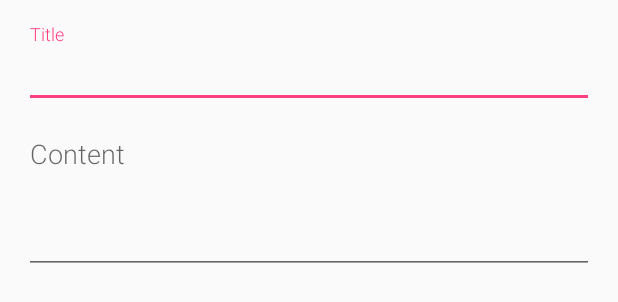
After one commit to chicobentojr/android-push-message, an Android app: the layout dialog_send_message.xml on its own in the app's theme, with its tools: preview values and no code run, on a phone screen of 412 x 824 dp. The commit adds this screen. Shown: the top 302 px of the screen. Run offline under Robolectric (Android 15) with nearby library versions, the phone set to English and light mode, and no system bars.

Commit message:
Implement function to Send Message
- Down the MinSdkVersion to 12

```diff
--- a/app/build.gradle
+++ b/app/build.gradle
@@ -6,7 +6,7 @@ android {
 
     defaultConfig {
         applicationId "br.com.chicobentojr.androidpushmessage"
-        minSdkVersion 22
+        minSdkVersion 12
         targetSdkVersion 23
         versionCode 1
         versionName "1.0"
--- a/app/src/main/java/br/com/chicobentojr/androidpushmessage/activitys/LoginActivity.java
+++ b/app/src/main/java/br/com/chicobentojr/androidpushmessage/activitys/LoginActivity.java
@@ -98,9 +98,9 @@ public class LoginActivity extends AppCompatActivity {
         progressDialog.dismiss();
 
         new AlertDialog.Builder(this)
-                .setTitle("Error")
+                .setTitle(R.string.error_dialog_title)
                 .setMessage(message)
-                .setNeutralButton("Ok", null)
+                .setPositiveButton("Ok", null)
                 .create().show();
     }
 }
--- a/app/src/main/java/br/com/chicobentojr/androidpushmessage/gcm/RegistrationIntentService.java
+++ b/app/src/main/java/br/com/chicobentojr/androidpushmessage/gcm/RegistrationIntentService.java
@@ -50,7 +50,7 @@ public class RegistrationIntentService extends IntentService {
     private void registerUser(User user) {
         User.register(user, new User.ApiListener() {
             @Override
-            public void OnSuccess(User user) {
+            public void onSuccess(User user) {
                 P.setUser(user);
                 Log.i(LOG, "USER: " + user.Name);
                 Log.i(LOG, "TOKEN: " + user.RegistrationId);
@@ -58,7 +58,7 @@ public class RegistrationIntentService extends IntentService {
             }
 
             @Override
-            public void OnError(VolleyError error) {
+            public void onError(VolleyError error) {
                 Log.i(LOG, "Happened an error with the registerUser method");
                 EventBus.getDefault().post(error);
             }
--- /dev/null
+++ b/app/src/main/res/layout/dialog_send_message.xml
@@ -0,0 +1,42 @@
+<?xml version="1.0" encoding="utf-8"?>
+<LinearLayout xmlns:android="http://schemas.android.com/apk/res/android"
+    xmlns:tools="http://schemas.android.com/tools"
+    android:layout_width="match_parent"
+    android:layout_height="wrap_content"
+    android:layout_centerInParent="true"
+    android:orientation="vertical"
+    android:padding="@dimen/activity_horizontal_margin"
+    tools:context="br.com.chicobentojr.androidpushmessage.activitys.MainActivity">
+
+    <android.support.design.widget.TextInputLayout
+        android:layout_width="match_parent"
+        android:layout_height="wrap_content">
+
+        <EditText
+            android:id="@+id/txtTitle"
+            android:layout_width="match_parent"
+            android:layout_height="wrap_content"
+            android:fontFamily="@string/fontLight"
+            android:hint="@string/txtTitleHint"
+            android:inputType="textCapSentences"
+            android:maxLines="1"
+            android:singleLine="true" />
+
+    </android.support.design.widget.TextInputLayout>
+
+    <android.support.design.widget.TextInputLayout
+        android:layout_width="match_parent"
+        android:layout_height="wrap_content">
+
+        <EditText
+            android:id="@+id/txtContent"
+            android:layout_width="match_parent"
+            android:layout_height="@dimen/content_text_size"
+            android:fontFamily="@string/fontLight"
+            android:gravity="start|top"
+            android:hint="@string/txtContentHint"
+            android:inputType="textCapSentences" />
+
+    </android.support.design.widget.TextInputLayout>
+
+</LinearLayout>
--- a/app/src/main/res/menu/menu_main.xml
+++ b/app/src/main/res/menu/menu_main.xml
@@ -5,6 +5,6 @@
     <item
         android:id="@+id/action_settings"
         android:orderInCategory="100"
-        android:title="@string/action_settings"
+        android:title="Settings"
         app:showAsAction="never" />
 </menu>
--- a/app/src/main/res/values/dimens.xml
+++ b/app/src/main/res/values/dimens.xml
@@ -4,4 +4,5 @@
     <dimen name="activity_vertical_margin">16dp</dimen>
     <dimen name="fab_margin">16dp</dimen>
     <dimen name="txtNameSize">36sp</dimen>
+    <dimen name="content_text_size">100dp</dimen>
 </resources>
--- /dev/null
+++ b/app/src/main/res/values/ids.xml
@@ -0,0 +1,4 @@
+<?xml version="1.0" encoding="utf-8"?>
+<resources>
+    <item name="item_click_support" type="id" />
+</resources>
--- a/app/src/main/res/values/strings.xml
+++ b/app/src/main/res/values/strings.xml
@@ -1,16 +1,25 @@
 <resources>
     <string name="app_name">Android Push Message</string>
-    <string name="action_settings">Settings</string>
+
     <string name="txtNameHint">Name</string>
     <string name="txtLoginHint">Login</string>
+    <string name="txtTitleHint">Title</string>
+    <string name="txtContentHint">Content</string>
+
     <string name="fontLight">sans-serif-light</string>
     <string name="fontThin">sans-serif-thin</string>
     <string name="login_activity_name">Login</string>
     <string name="main_activity_name">Chat</string>
     <string name="name_empty_error">Name is a required field</string>
     <string name="login_empty_error">Login is a required field</string>
+    <string name="title_empty_error">Title is a required field</string>
+    <string name="content_empty_error">Content is a required field</string>
 
     <string name="login_progress_message">Attempting login...</string>
     <string name="load_users_progress_message">Loading Users...</string>
+    <string name="send_message_progress_message">Sending message...</string>
+
+    <string name="message_sent_dialog_title">The message was sent</string>
+    <string name="error_dialog_title">Error</string>
 
 </resources>
```
Also changed, not shown: app/src/main/java/br/com/chicobentojr/androidpushmessage/activitys/MainActivity.java (+99 -6 lines), app/src/main/java/br/com/chicobentojr/androidpushmessage/models/Message.java (+59 -2 lines), app/src/main/java/br/com/chicobentojr/androidpushmessage/models/User.java (+8 -8 lines), app/src/main/java/br/com/chicobentojr/androidpushmessage/utils/ApiRoutes.java (+7 -0 lines), app/src/main/java/br/com/chicobentojr/androidpushmessage/utils/ItemClickSupport.java (added, +100 -0 lines).
